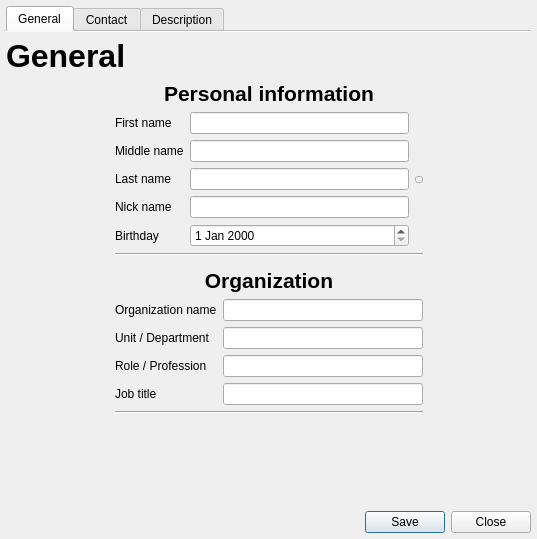
The window that ui/widgets/vcard.ui (shunf4/squawk) describes before a commit, drawn with Qt 5.
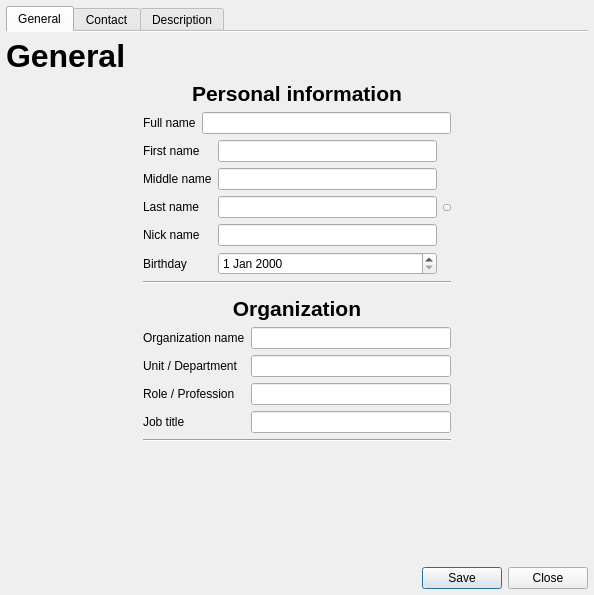
The same window after the commit. Icons and pictures are not drawn.

Diff of the .ui file:
```diff
--- a/ui/widgets/vcard.ui
+++ b/ui/widgets/vcard.ui
@@ -6,8 +6,8 @@
    <rect>
     <x>0</x>
     <y>0</y>
-    <width>537</width>
-    <height>539</height>
+    <width>594</width>
+    <height>595</height>
    </rect>
   </property>
   <layout class="QVBoxLayout" name="verticalLayout_2">
@@ -94,14 +94,177 @@
          </property>
         </widget>
        </item>
-       <item row="3" column="1" colspan="2">
+       <item row="4" column="1" colspan="2">
         <widget class="Line" name="personalLine">
          <property name="orientation">
           <enum>Qt::Horizontal</enum>
          </property>
         </widget>
        </item>
-       <item row="2" column="1">
+       <item row="3" column="0" rowspan="7">
+        <spacer name="generalLeftHSpacer">
+         <property name="orientation">
+          <enum>Qt::Horizontal</enum>
+         </property>
+         <property name="sizeHint" stdset="0">
+          <size>
+           <width>40</width>
+           <height>20</height>
+          </size>
+         </property>
+        </spacer>
+       </item>
+       <item row="0" column="0" colspan="4">
+        <widget class="QLabel" name="generalHeading">
+         <property name="text">
+          <string>&lt;html&gt;&lt;head/&gt;&lt;body&gt;&lt;p&gt;&lt;span style=&quot; font-size:24pt; font-weight:600;&quot;&gt;General&lt;/span&gt;&lt;/p&gt;&lt;/body&gt;&lt;/html&gt;</string>
+         </property>
+        </widget>
+       </item>
+       <item row="3" column="3" rowspan="7">
+        <spacer name="generalRightHSpacer">
+         <property name="orientation">
+          <enum>Qt::Horizontal</enum>
+         </property>
+         <property name="sizeHint" stdset="0">
+          <size>
+           <width>40</width>
+           <height>20</height>
+          </size>
+         </property>
+        </spacer>
+       </item>
+       <item row="6" column="1" colspan="2">
+        <widget class="QLabel" name="organizationHeading">
+         <property name="sizePolicy">
+          <sizepolicy hsizetype="Preferred" vsizetype="Fixed">
+           <horstretch>0</horstretch>
+           <verstretch>0</verstretch>
+          </sizepolicy>
+         </property>
+         <property name="styleSheet">
+          <string notr="true"/>
+         </property>
+         <property name="text">
+          <string>&lt;html&gt;&lt;head/&gt;&lt;body&gt;&lt;p&gt;&lt;span style=&quot; font-size:16pt; font-weight:600;&quot;&gt;Organization&lt;/span&gt;&lt;/p&gt;&lt;/body&gt;&lt;/html&gt;</string>
+         </property>
+         <property name="alignment">
+          <set>Qt::AlignCenter</set>
+         </property>
+        </widget>
+       </item>
+       <item row="7" column="1" colspan="2">
+        <layout class="QFormLayout" name="organizationForm">
+         <property name="formAlignment">
+          <set>Qt::AlignHCenter|Qt::AlignTop</set>
+         </property>
+         <item row="0" column="0">
+          <widget class="QLabel" name="organizationNameLabel">
+           <property name="text">
+            <string>Organization name</string>
+           </property>
+           <property name="buddy">
+            <cstring>organizationName</cstring>
+           </property>
+          </widget>
+         </item>
+         <item row="0" column="1">
+          <widget class="QLineEdit" name="organizationName">
+           <property name="minimumSize">
+            <size>
+             <width>200</width>
+             <height>0</height>
+            </size>
+           </property>
+           <property name="maximumSize">
+            <size>
+             <width>350</width>
+             <height>16777215</height>
+            </size>
+           </property>
+          </widget>
+         </item>
+         <item row="1" column="0">
+          <widget class="QLabel" name="organizationDepartmentLabel">
+           <property name="text">
+            <string>Unit / Department</string>
+           </property>
+           <property name="buddy">
+            <cstring>organizationDepartment</cstring>
+           </property>
+          </widget>
+         </item>
+         <item row="1" column="1">
+          <widget class="QLineEdit" name="organizationDepartment">
+           <property name="minimumSize">
+            <size>
+             <width>200</width>
+             <height>0</height>
+            </size>
+           </property>
+           <property name="maximumSize">
+            <size>
+             <width>350</width>
+             <height>16777215</height>
+            </size>
+           </property>
+          </widget>
+         </item>
+         <item row="2" column="0">
+          <widget class="QLabel" name="roleLabel">
+           <property name="text">
+            <string>Role / Profession</string>
+           </property>
+           <property name="buddy">
+            <cstring>organizationRole</cstring>
+           </property>
+          </widget>
+         </item>
+         <item row="2" column="1">
+          <widget class="QLineEdit" name="organizationRole">
+           <property name="minimumSize">
+            <size>
+             <width>200</width>
+             <height>0</height>
+            </size>
+           </property>
+           <property name="maximumSize">
+            <size>
+             <width>350</width>
+             <height>16777215</height>
+            </size>
+           </property>
+          </widget>
+         </item>
+         <item row="3" column="0">
+          <widget class="QLabel" name="organizationTitleLabel">
+           <property name="text">
+            <string>Job title</string>
+           </property>
+           <property name="buddy">
+            <cstring>organizationTitle</cstring>
+           </property>
+          </widget>
+         </item>
+         <item row="3" column="1">
+          <widget class="QLineEdit" name="organizationTitle">
+           <property name="minimumSize">
+            <size>
+             <width>200</width>
+             <height>0</height>
+            </size>
+           </property>
+           <property name="maximumSize">
+            <size>
+             <width>350</width>
+             <height>16777215</height>
+            </size>
+           </property>
+          </widget>
+         </item>
+        </layout>
+       </item>
+       <item row="3" column="1">
         <layout class="QFormLayout" name="personalForm">
          <property name="sizeConstraint">
           <enum>QLayout::SetDefaultConstraint</enum>
@@ -228,190 +391,7 @@
          </item>
         </layout>
        </item>
-       <item row="2" column="3" rowspan="7">
-        <spacer name="generalRightHSpacer">
-         <property name="orientation">
-          <enum>Qt::Horizontal</enum>
-         </property>
-         <property name="sizeHint" stdset="0">
-          <size>
-           <width>40</width>
-           <height>20</height>
-          </size>
-         </property>
-        </spacer>
-       </item>
-       <item row="8" column="1" colspan="2">
-        <spacer name="verticalSpacer">
-         <property name="orientation">
-          <enum>Qt::Vertical</enum>
-         </property>
-         <property name="sizeHint" stdset="0">
-          <size>
-           <width>20</width>
-           <height>40</height>
-          </size>
-         </property>
-        </spacer>
-       </item>
-       <item row="2" column="0" rowspan="7">
-        <spacer name="generalLeftHSpacer">
-         <property name="orientation">
-          <enum>Qt::Horizontal</enum>
-         </property>
-         <property name="sizeHint" stdset="0">
-          <size>
-           <width>40</width>
-           <height>20</height>
-          </size>
-         </property>
-        </spacer>
-       </item>
-       <item row="5" column="1" colspan="2">
-        <widget class="QLabel" name="organizationHeading">
-         <property name="sizePolicy">
-          <sizepolicy hsizetype="Preferred" vsizetype="Fixed">
-           <horstretch>0</horstretch>
-           <verstretch>0</verstretch>
-          </sizepolicy>
-         </property>
-         <property name="styleSheet">
-          <string notr="true"/>
-         </property>
-         <property name="text">
-          <string>&lt;html&gt;&lt;head/&gt;&lt;body&gt;&lt;p&gt;&lt;span style=&quot; font-size:16pt; font-weight:600;&quot;&gt;Organization&lt;/span&gt;&lt;/p&gt;&lt;/body&gt;&lt;/html&gt;</string>
-         </property>
-         <property name="alignment">
-          <set>Qt::AlignCenter</set>
-         </property>
-        </widget>
-       </item>
-       <item row="6" column="1" colspan="2">
-        <layout class="QFormLayout" name="organizationForm">
-         <property name="formAlignment">
-          <set>Qt::AlignHCenter|Qt::AlignTop</set>
-         </property>
-         <item row="0" column="0">
-          <widget class="QLabel" name="organizationNameLabel">
-           <property name="text">
-            <string>Organization name</string>
-           </property>
-           <property name="buddy">
-            <cstring>organizationName</cstring>
-           </property>
-          </widget>
-         </item>
-         <item row="0" column="1">
-          <widget class="QLineEdit" name="organizationName">
-           <property name="minimumSize">
-            <size>
-             <width>200</width>
-             <height>0</height>
-            </size>
-           </property>
-           <property name="maximumSize">
-            <size>
-             <width>350</width>
-             <height>16777215</height>
-            </size>
-           </property>
-          </widget>
-         </item>
-         <item row="1" column="0">
-          <widget class="QLabel" name="organizationDepartmentLabel">
-           <property name="text">
-            <string>Unit / Department</string>
-           </property>
-           <property name="buddy">
-            <cstring>organizationDepartment</cstring>
-           </property>
-          </widget>
-         </item>
-         <item row="1" column="1">
-          <widget class="QLineEdit" name="organizationDepartment">
-           <property name="minimumSize">
-            <size>
-             <width>200</width>
-             <height>0</height>
-            </size>
-           </property>
-           <property name="maximumSize">
-            <size>
-             <width>350</width>
-             <height>16777215</height>
-            </size>
-           </property>
-          </widget>
-         </item>
-         <item row="2" column="0">
-          <widget class="QLabel" name="roleLabel">
-           <property name="text">
-            <string>Role / Profession</string>
-           </property>
-           <property name="buddy">
-            <cstring>organizationRole</cstring>
-           </property>
-          </widget>
-         </item>
-         <item row="2" column="1">
-          <widget class="QLineEdit" name="organizationRole">
-           <property name="minimumSize">
-            <size>
-             <width>200</width>
-             <height>0</height>
-            </size>
-           </property>
-           <property name="maximumSize">
-            <size>
-             <width>350</width>
-             <height>16777215</height>
-            </size>
-           </property>
-          </widget>
-         </item>
-         <item row="3" column="0">
-          <widget class="QLabel" name="organizationTitleLabel">
-           <property name="text">
-            <string>Job title</string>
-           </property>
-           <property name="buddy">
-            <cstring>organizationTitle</cstring>
-           </property>
-          </widget>
-         </item>
-         <item row="3" column="1">
-          <widget class="QLineEdit" name="organizationTitle">
-           <property name="minimumSize">
-            <size>
-             <width>200</width>
-             <height>0</height>
-            </size>
-           </property>
-           <property name="maximumSize">
-            <size>
-             <width>350</width>
-             <height>16777215</height>
-            </size>
-           </property>
-          </widget>
-         </item>
-        </layout>
-       </item>
-       <item row="7" column="1" colspan="2">
-        <widget class="Line" name="organizationLine">
-         <property name="orientation">
-          <enum>Qt::Horizontal</enum>
-         </property>
-        </widget>
-       </item>
-       <item row="0" column="0" colspan="4">
-        <widget class="QLabel" name="generalHeading">
-         <property name="text">
-          <string>&lt;html&gt;&lt;head/&gt;&lt;body&gt;&lt;p&gt;&lt;span style=&quot; font-size:24pt; font-weight:600;&quot;&gt;General&lt;/span&gt;&lt;/p&gt;&lt;/body&gt;&lt;/html&gt;</string>
-         </property>
-        </widget>
-       </item>
-       <item row="2" column="2">
+       <item row="3" column="2">
         <widget class="QToolButton" name="avatarButton">
          <property name="sizePolicy">
           <sizepolicy hsizetype="Fixed" vsizetype="Fixed">
@@ -448,6 +428,43 @@
          </property>
         </widget>
        </item>
+       <item row="8" column="1" colspan="2">
+        <widget class="Line" name="organizationLine">
+         <property name="orientation">
+          <enum>Qt::Horizontal</enum>
+         </property>
+        </widget>
+       </item>
+       <item row="2" column="1" colspan="2">
+        <layout class="QFormLayout" name="commonForm">
+         <item row="0" column="1">
+          <widget class="QLineEdit" name="fullName"/>
+         </item>
+         <item row="0" column="0">
+          <widget class="QLabel" name="fullNameLabel">
+           <property name="text">
+            <string>Full name</string>
+           </property>
+           <property name="buddy">
+            <cstring>fullName</cstring>
+           </property>
+          </widget>
+         </item>
+        </layout>
+       </item>
+       <item row="9" column="1" colspan="2">
+        <spacer name="verticalSpacer">
+         <property name="orientation">
+          <enum>Qt::Vertical</enum>
+         </property>
+         <property name="sizeHint" stdset="0">
+          <size>
+           <width>20</width>
+           <height>40</height>
+          </size>
+         </property>
+        </spacer>
+       </item>
       </layout>
      </widget>
      <widget class="QWidget" name="Contact">
```
Left out of the diff: 23 changed lines with no effect on the pictures.
